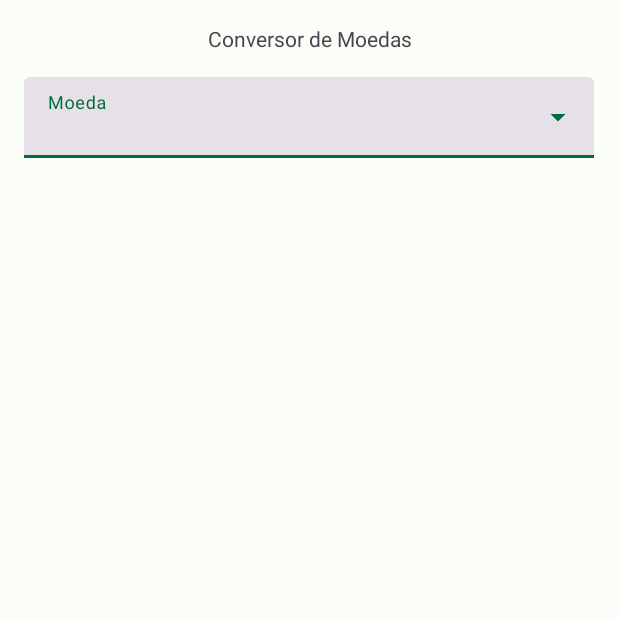
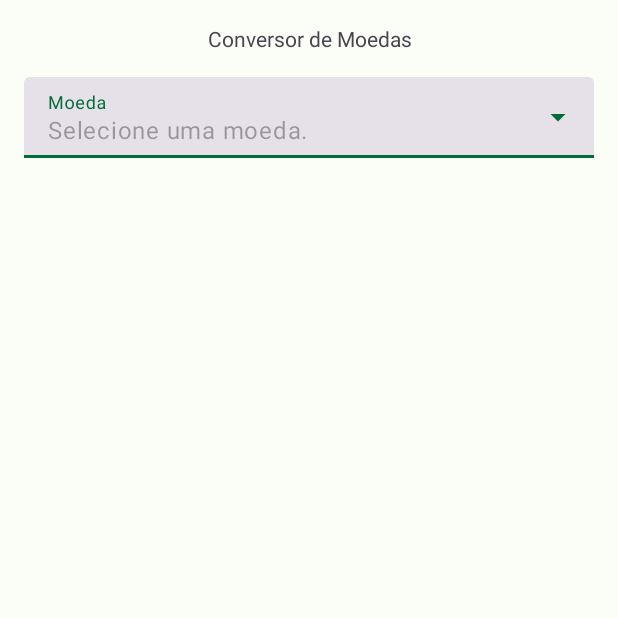
Before and after one commit to SamuelRocha91/kotlinExchangeRate, an Android app: the screen it shows after launch (MainActivity), on a phone screen of 412 x 824 dp, the top half of it. Run offline under Robolectric (Android 15) with nearby library versions, the phone set to English and light mode, and no system bars.

Commit message:
feat: cria recyclerView para exibição das taxas de conversão

```diff
--- a/app/src/main/res/layout/activity_main.xml
+++ b/app/src/main/res/layout/activity_main.xml
@@ -46,7 +46,8 @@
                 android:layout_width="match_parent"
                 android:layout_height="wrap_content"
                 android:inputType="none"
-                tools:ignore="LabelFor" />
+                android:hint="@string/main_select_currency"
+              />
         </com.google.android.material.textfield.TextInputLayout>
 
         <com.google.android.material.textview.MaterialTextView
@@ -82,6 +83,12 @@
                 android:indeterminate="true" />
 
         </FrameLayout>
+        <androidx.recyclerview.widget.RecyclerView
+            android:layout_width="match_parent"
+            android:layout_height="match_parent"
+            android:id="@+id/currency_rates_state"
+            android:visibility="gone"
+            />
     </LinearLayout>
 
 </androidx.constraintlayout.widget.ConstraintLayout>
```
